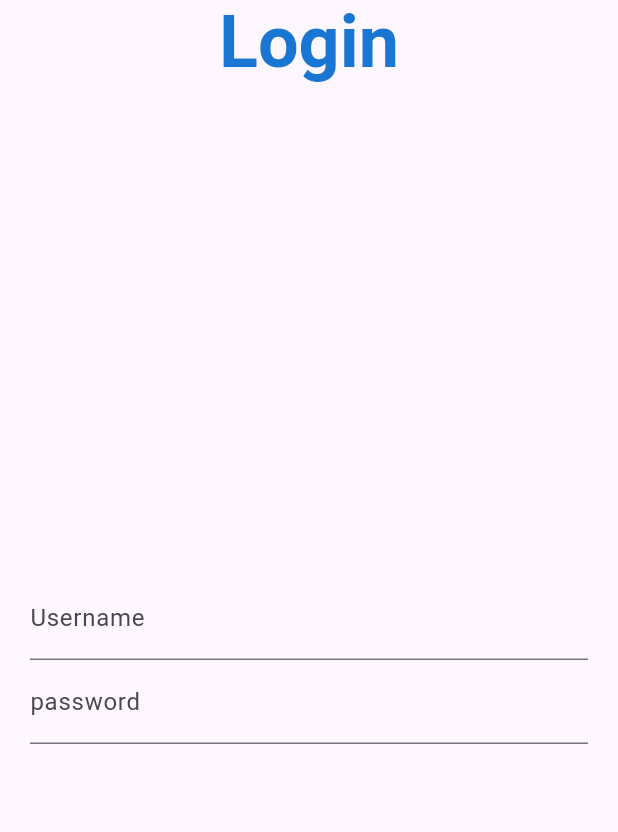
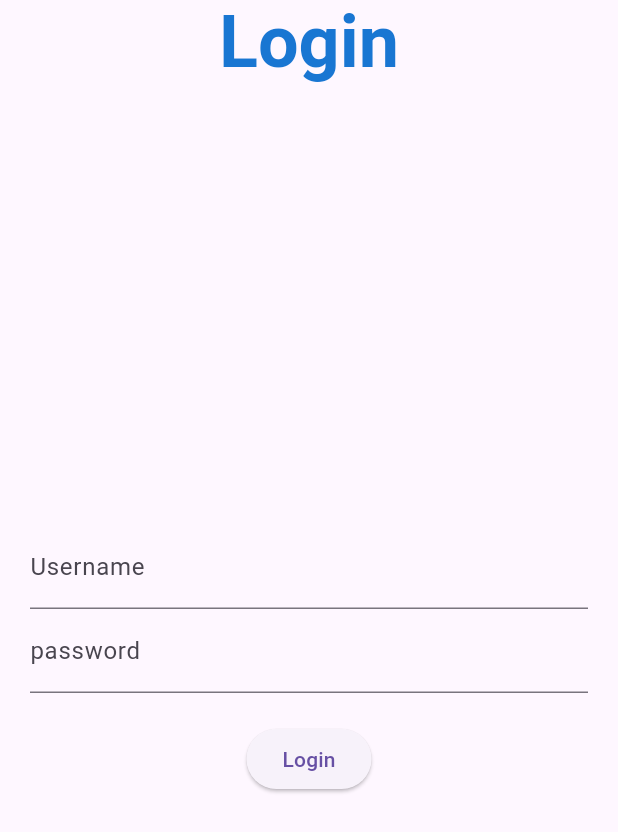
Before and after one commit to mahabubulhasibshawon/flutter_login_navigation_route, a Flutter app: the screen it shows after launch, on a phone screen of 412 x 824 dp. Shown: the top 832 px of the screen. Run offline on Flutter 3.47's test engine with Material 3 defaults, Android fonts, the phone set to English and light mode, and no system bars; our stand-ins replace fluttertoast, go_router.

Commit message:
Login page rules

```diff
--- a/lib/pages/login.dart
+++ b/lib/pages/login.dart
@@ -1,7 +1,14 @@
 import 'package:flutter/material.dart';
+import 'package:fluttertoast/fluttertoast.dart';
+import 'package:go_router/go_router.dart';
+
+import '../routes.dart';
 
 class LoginPage extends StatelessWidget {
-  const LoginPage({super.key});
+  LoginPage({super.key});
+
+  final TextEditingController _userNameController = TextEditingController();
+  final TextEditingController _passwordController = TextEditingController();
 
   @override
   Widget build(BuildContext context) {
@@ -16,21 +23,36 @@ class LoginPage extends StatelessWidget {
         ),
         centerTitle: true,
       ),
-      body: const Padding(
+      body: Padding(
         padding: EdgeInsets.all(20.0),
         child: Column(
           mainAxisAlignment: MainAxisAlignment.center,
           children: [
             TextField(
+              controller: _userNameController,
               decoration: InputDecoration(
                 label: Text('Username'),
               ),
             ),
             TextField(
+              controller: _passwordController,
               decoration: InputDecoration(
                 label: Text('password'),
               ),
             ),
+            const SizedBox(height: 20,),
+            ElevatedButton(onPressed: (){
+              if(_userNameController.text != RouterConfiguration.userName){
+                Fluttertoast.showToast(msg: 'Incorrect Username');
+                return;
+              }
+              if(_passwordController.text != RouterConfiguration.password){
+                Fluttertoast.showToast(msg: 'Incorrect Password');
+                return;
+              }
+              RouterConfiguration.isLoggedIn = true;
+              context.goNamed(Routes.home);
+            }, child: Text('Login'))
           ],
         ),
       ),
--- a/lib/routes.dart
+++ b/lib/routes.dart
@@ -12,6 +12,8 @@ class Routes {
 
 class RouterConfiguration {
   static bool isLoggedIn = false;
+  static String userName = 'Hasib';
+  static String password = '12345';
   static final router = GoRouter(
     redirect: (context, state) {
       if(isLoggedIn){
@@ -37,7 +39,7 @@ class RouterConfiguration {
       GoRoute(
           path: Routes.login,
           name: Routes.login,
-          pageBuilder: (context, state) => const MaterialPage(child: LoginPage())),
+          pageBuilder: (context, state) => MaterialPage(child: LoginPage())),
     ],
   );
 }
--- a/pubspec.yaml
+++ b/pubspec.yaml
@@ -36,6 +36,7 @@ dependencies:
   # Use with the CupertinoIcons class for iOS style icons.
   cupertino_icons: ^1.0.6
   go_router: ^14.2.3
+  fluttertoast: ^8.2.8
 
 dev_dependencies:
   flutter_test:
```
Also changed, not shown: pubspec.lock.
